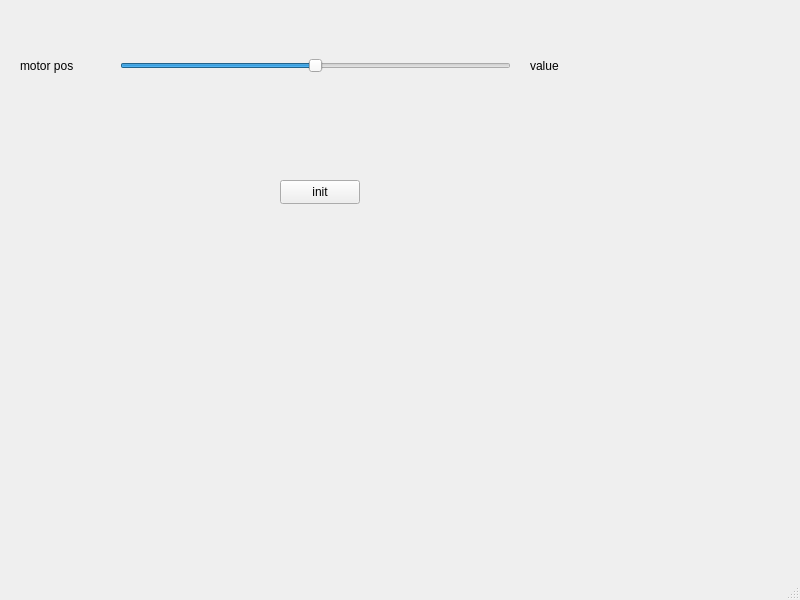
The window that mainwindow.ui (NANDKLFSAJDKJHAjkhdsakxz1312/abstraction) describes before a commit, drawn with Qt 5.
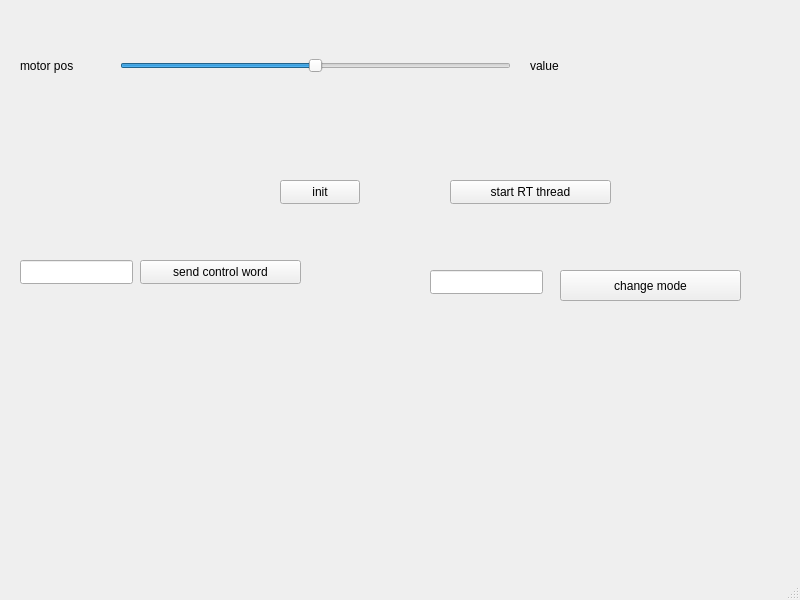
The same window after the commit.

Commit message: 单电机带调试界面

What changed in the file:
```diff
--- a/mainwindow.ui
+++ b/mainwindow.ui
@@ -72,6 +72,65 @@
      <string>init</string>
     </property>
    </widget>
+   <widget class="QPushButton" name="sendcwButton">
+    <property name="geometry">
+     <rect>
+      <x>140</x>
+      <y>260</y>
+      <width>161</width>
+      <height>24</height>
+     </rect>
+    </property>
+    <property name="text">
+     <string>send control word</string>
+    </property>
+   </widget>
+   <widget class="QLineEdit" name="cwlineEdit">
+    <property name="geometry">
+     <rect>
+      <x>20</x>
+      <y>260</y>
+      <width>113</width>
+      <height>24</height>
+     </rect>
+    </property>
+   </widget>
+   <widget class="QPushButton" name="changemodeButton">
+    <property name="geometry">
+     <rect>
+      <x>560</x>
+      <y>270</y>
+      <width>181</width>
+      <height>31</height>
+     </rect>
+    </property>
+    <property name="text">
+     <string>change mode</string>
+    </property>
+   </widget>
+   <widget class="QLineEdit" name="modelineEdit">
+    <property name="geometry">
+     <rect>
+      <x>430</x>
+      <y>270</y>
+      <width>113</width>
+      <height>24</height>
+     </rect>
+    </property>
+   </widget>
+   <widget class="QPushButton" name="startrtthreadButton">
+    <property name="geometry">
+     <rect>
+      <x>450</x>
+      <y>180</y>
+      <width>161</width>
+      <height>24</height>
+     </rect>
+    </property>
+    <property name="text">
+     <string>start RT thread</string>
+    </property>
+   </widget>
   </widget>
   <widget class="QMenuBar" name="menubar">
    <property name="geometry">
```
The commit also changes 5 other files.
